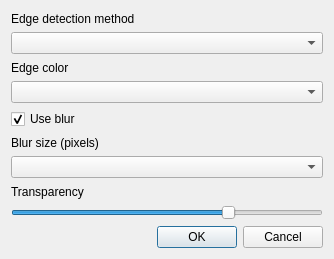
Above: ui/edge_options.ui from s-du/Thermogram before the change. Below: the same form after it.
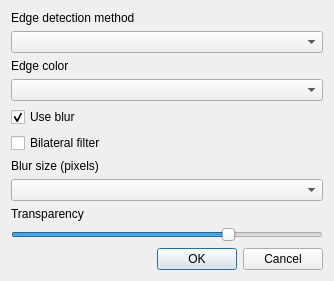
That is the form after the change.

What changed in the file:
```diff
--- a/ui/edge_options.ui
+++ b/ui/edge_options.ui
@@ -44,6 +44,13 @@
      </property>
     </widget>
    </item>
+   <item>
+    <widget class="QCheckBox" name="checkBox_bil">
+     <property name="text">
+      <string>Bilateral filter</string>
+     </property>
+    </widget>
+   </item>
    <item>
     <widget class="QLabel" name="label_2">
      <property name="text">
```
